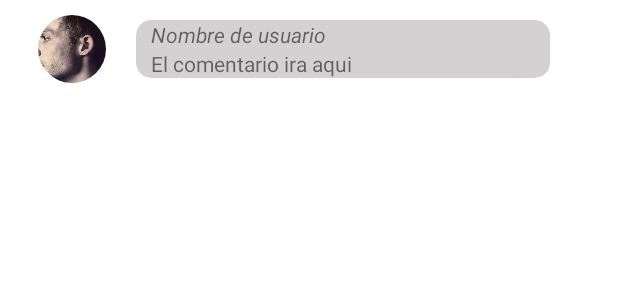
After one commit to Josselyn-Troya/ProyectoFinal-Moviles, an Android app: the layout cardview_comment.xml on its own in the app's theme, with its tools: preview values and no code run, on a phone screen of 412 x 824 dp. The commit adds this screen. Shown: the top 300 px of the screen. Run offline under Robolectric (Android 15) with nearby library versions, the phone set to English and light mode, and no system bars.

Commit message:
comments

```diff
--- a/app/src/main/java/com/example/socialmedia/providers/CommentsProvider.java
+++ b/app/src/main/java/com/example/socialmedia/providers/CommentsProvider.java
@@ -4,6 +4,7 @@ import com.example.socialmedia.models.Comment;
 import com.google.android.gms.tasks.Task;
 import com.google.firebase.firestore.CollectionReference;
 import com.google.firebase.firestore.FirebaseFirestore;
+import com.google.firebase.firestore.Query;
 
 public class CommentsProvider {
 
@@ -17,6 +18,10 @@ public class CommentsProvider {
         return mCollection.document().set(comment);
     }
 
+    public Query getCommentsByPost(String idPost) {
+        return mCollection.whereEqualTo("idPost", idPost);
+    }
+
 
 
 }
--- /dev/null
+++ b/app/src/main/res/layout/cardview_comment.xml
@@ -0,0 +1,66 @@
+<?xml version="1.0" encoding="utf-8"?>
+<FrameLayout
+    xmlns:android="http://schemas.android.com/apk/res/android"
+    android:layout_width="match_parent"
+    android:layout_height="wrap_content"
+    xmlns:app="http://schemas.android.com/apk/res-auto"
+    android:layout_marginTop="10dp"
+    android:layout_marginLeft="25dp"
+    android:layout_marginRight="25dp"
+    android:layout_marginBottom="5dp">
+
+    <LinearLayout
+        android:layout_width="match_parent"
+        android:layout_height="wrap_content"
+        android:orientation="horizontal"
+        android:gravity="center">
+
+        <de.hdodenhof.circleimageview.CircleImageView
+            android:id="@+id/circleImageComment"
+            android:layout_width="45dp"
+            android:layout_height="45dp"
+            android:src="@drawable/perfil" />
+
+        <androidx.cardview.widget.CardView
+            android:layout_width="wrap_content"
+            android:layout_height="wrap_content"
+            app:cardBackgroundColor="@color/gray"
+            app:cardCornerRadius="10dp"
+            android:layout_weight="1"
+            android:layout_marginLeft="20dp"
+            android:layout_marginRight="20dp"
+            >
+
+            <LinearLayout
+                android:layout_width="match_parent"
+                android:layout_height="match_parent"
+                android:orientation="vertical"
+                >
+
+                <TextView
+                    android:id="@+id/textViewUsername"
+                    android:layout_width="match_parent"
+                    android:layout_height="wrap_content"
+                    android:text="Nombre de usuario"
+                    android:textStyle="italic"
+                    android:layout_marginLeft="10dp"
+                    android:layout_marginRight="10dp"
+                    />
+
+                <TextView
+                    android:id="@+id/textViewComment"
+                    android:layout_width="match_parent"
+                    android:layout_height="wrap_content"
+                    android:text="El comentario ira aqui"
+                    android:layout_marginLeft="10dp"
+                    android:layout_marginRight="10dp"
+                    />
+
+
+            </LinearLayout>
+
+        </androidx.cardview.widget.CardView>
+
+    </LinearLayout>
+
+</FrameLayout>
```
Also changed, not shown: app/src/main/java/com/example/socialmedia/activities/PostDetailActivity.java (+34 -0 lines), app/src/main/java/com/example/socialmedia/adapters/CommentAdapter.java (added, +96 -0 lines), app/src/main/res/layout/activity_post_detail.xml (+35 -2 lines).
